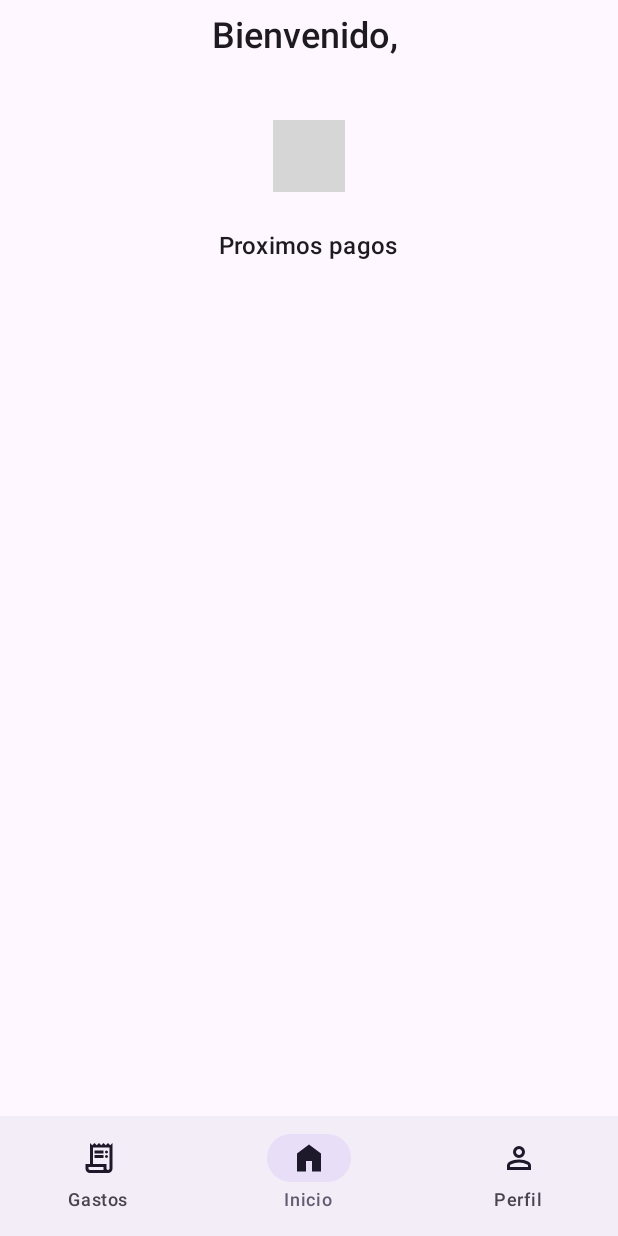
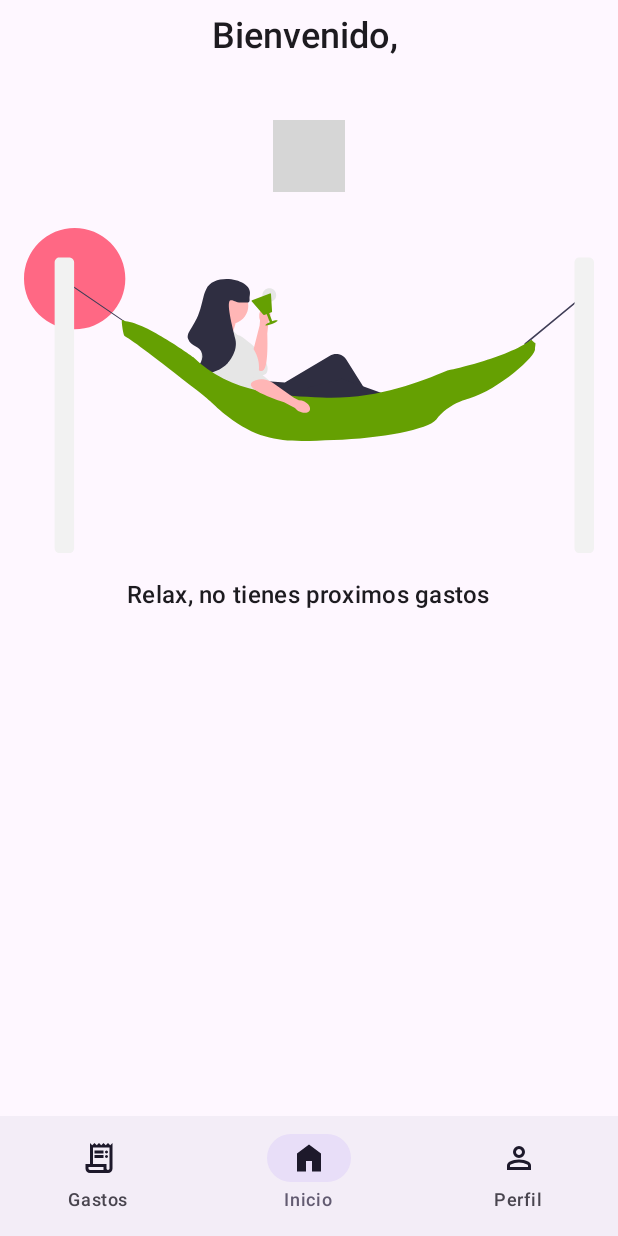
Before and after one commit to lucasRivera21/budgetlyApp, an Android app built with Jetpack Compose: the MainScreen screen opened through its navigation route, on a phone screen of 412 x 824 dp. Run offline under Robolectric (Android 15) with nearby library versions, the phone set to English and light mode, and no system bars; our stand-ins replace Dagger/Hilt's generated code, Firebase (no records; nobody signed in at launch, a user with empty details on screens opened directly); libraries missing offline, so code that uses them is left out: ir.ehsannarmani.compose_charts; 3 statements that could not run were skipped; grey boxes are pictures that could not be loaded.

Commit message:
REFACTOR: Add image default when without data

```diff
--- a/app/src/main/java/com/lucasdev/budgetlyapp/features/home/presentation/HomeScreen.kt
+++ b/app/src/main/java/com/lucasdev/budgetlyapp/features/home/presentation/HomeScreen.kt
@@ -6,9 +6,11 @@ import androidx.activity.compose.rememberLauncherForActivityResult
 import androidx.activity.result.contract.ActivityResultContracts
 import androidx.compose.animation.AnimatedVisibility
 import androidx.compose.animation.shrinkVertically
+import androidx.compose.foundation.Image
 import androidx.compose.foundation.background
 import androidx.compose.foundation.layout.Arrangement
 import androidx.compose.foundation.layout.Box
+import androidx.compose.foundation.layout.Column
 import androidx.compose.foundation.layout.fillMaxSize
 import androidx.compose.foundation.layout.fillMaxWidth
 import androidx.compose.foundation.layout.padding
@@ -31,6 +33,7 @@ import androidx.compose.runtime.setValue
 import androidx.compose.ui.Alignment
 import androidx.compose.ui.Modifier
 import androidx.compose.ui.platform.LocalContext
+import androidx.compose.ui.res.painterResource
 import androidx.compose.ui.res.stringResource
 import androidx.compose.ui.text.font.FontWeight
 import androidx.compose.ui.tooling.preview.Preview
@@ -99,6 +102,7 @@ fun HomeScreen(homeViewModel: HomeViewModel = hiltViewModel()) {
                 }
             }
 
+            if (nextTaskList.isNotEmpty()) {
                 item {
                     Text(
                         stringResource(R.string.home_next_expense_title),
@@ -132,13 +136,42 @@ fun HomeScreen(homeViewModel: HomeViewModel = hiltViewModel()) {
                         key(nextTaskModel.taskId) {
                             var isVisible by remember(nextTaskModel.taskId) { mutableStateOf(true) }
                             AnimatedVisibility(visible = isVisible, exit = shrinkVertically()) {
-                            ExpenseHomeBox(nextTaskModel, Modifier.padding(horizontal = 16.dp)) {
+                                ExpenseHomeBox(
+                                    nextTaskModel,
+                                    Modifier.padding(horizontal = 16.dp)
+                                ) {
                                     coroutineScope.launch {
                                         isVisible = false
                                         delay(250)
                                         homeViewModel.updateIsCompleteTask(it)
                                     }
                                 }
+                            }
+                        }
+                    }
+                }
+            } else {
+                item {
+                    Box(
+                        modifier = Modifier
+                            .fillMaxWidth()
+                            .padding(horizontal = 16.dp),
+                        contentAlignment = Alignment.Center
+                    ) {
+                        Column(
+                            horizontalAlignment = Alignment.CenterHorizontally,
+                            verticalArrangement = Arrangement.spacedBy(16.dp)
+                        ) {
+                            Image(
+                                painter = painterResource(R.drawable.img_relaxation),
+                                contentDescription = null
+                            )
+
+                            Text(
+                                stringResource(R.string.home_without_next_expenses),
+                                color = MaterialTheme.colorScheme.onSurface,
+                                style = MaterialTheme.typography.titleMedium
+                            )
                         }
                     }
                 }
```
Lines whose indentation alone changed are shown as unchanged.
